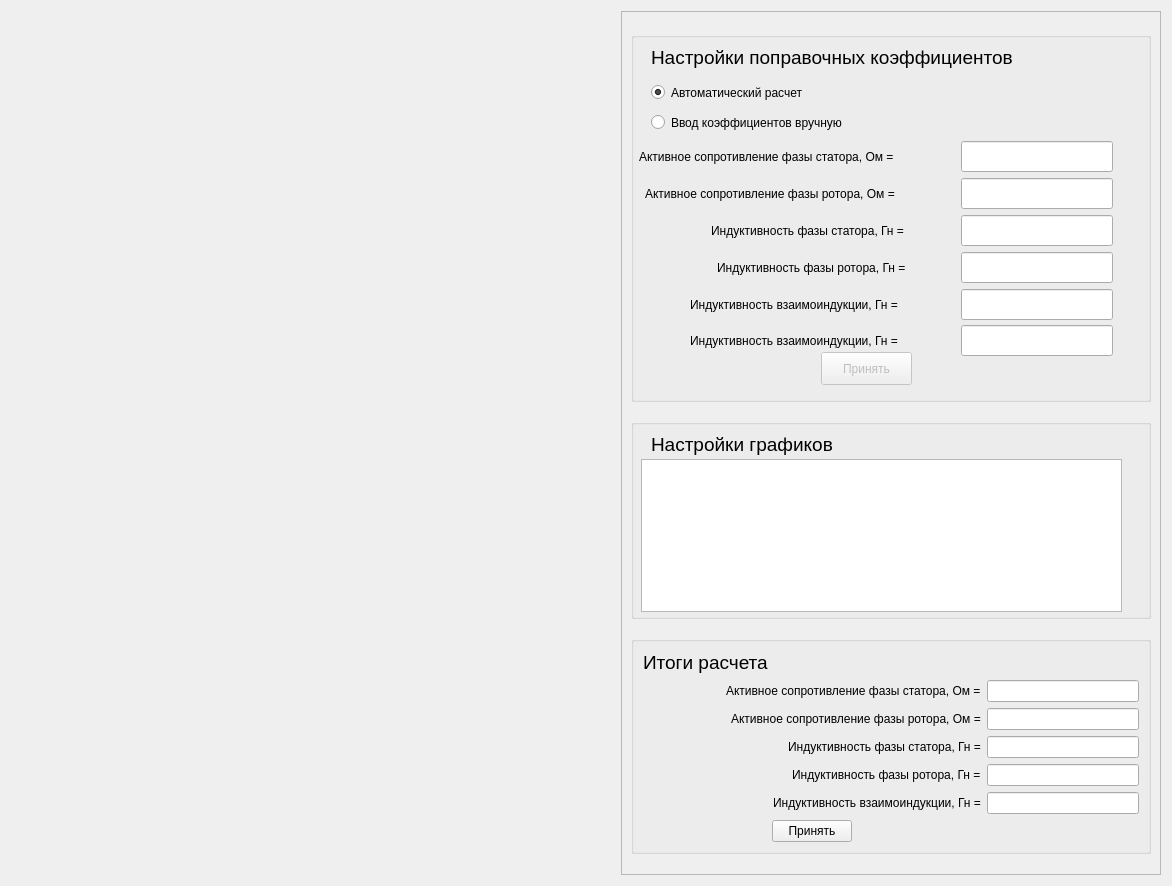
Ivanos121/ImView, file untitled/identf.ui: the form before one commit.
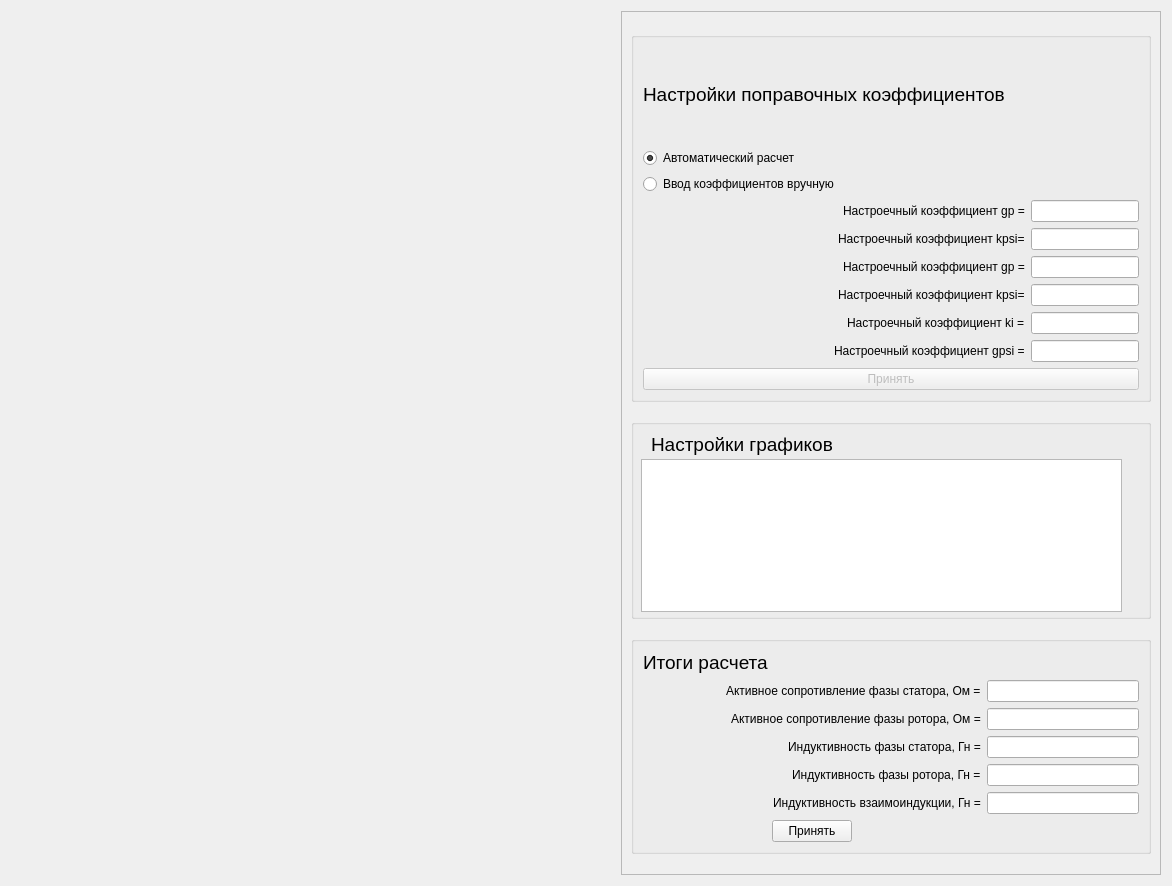
The form after the commit. Custom widgets are drawn as their Qt base class.

Diff of the .ui file:
```diff
--- a/untitled/identf.ui
+++ b/untitled/identf.ui
@@ -60,272 +60,6 @@
        </rect>
       </property>
       <layout class="QGridLayout" name="gridLayout_3">
-       <item row="0" column="0">
-        <widget class="QGroupBox" name="groupBox">
-         <property name="sizePolicy">
-          <sizepolicy hsizetype="Preferred" vsizetype="Fixed">
-           <horstretch>0</horstretch>
-           <verstretch>0</verstretch>
-          </sizepolicy>
-         </property>
-         <property name="minimumSize">
-          <size>
-           <width>0</width>
-           <height>370</height>
-          </size>
-         </property>
-         <property name="title">
-          <string/>
-         </property>
-         <widget class="QLabel" name="label_2">
-          <property name="geometry">
-           <rect>
-            <x>20</x>
-            <y>10</y>
-            <width>431</width>
-            <height>31</height>
-           </rect>
-          </property>
-          <property name="text">
-           <string>&lt;html&gt;&lt;head/&gt;&lt;body&gt;&lt;p&gt;&lt;span style=&quot; font-size:14pt;&quot;&gt;Настройки поправочных коэффициентов&lt;/span&gt;&lt;/p&gt;&lt;/body&gt;&lt;/html&gt;</string>
-          </property>
-         </widget>
-         <widget class="QRadioButton" name="radioButton">
-          <property name="geometry">
-           <rect>
-            <x>20</x>
-            <y>50</y>
-            <width>201</width>
-            <height>21</height>
-           </rect>
-          </property>
-          <property name="text">
-           <string>Автоматический расчет</string>
-          </property>
-          <property name="checked">
-           <bool>true</bool>
-          </property>
-          <attribute name="buttonGroup">
-           <string notr="true">buttonGroup</string>
-          </attribute>
-         </widget>
-         <widget class="QRadioButton" name="radioButton_2">
-          <property name="geometry">
-           <rect>
-            <x>20</x>
-            <y>80</y>
-            <width>251</width>
-            <height>21</height>
-           </rect>
-          </property>
-          <property name="text">
-           <string>Ввод коэффициентов вручную</string>
-          </property>
-          <attribute name="buttonGroup">
-           <string notr="true">buttonGroup</string>
-          </attribute>
-         </widget>
-         <widget class="QPushButton" name="pushButton_2">
-          <property name="enabled">
-           <bool>false</bool>
-          </property>
-          <property name="geometry">
-           <rect>
-            <x>190</x>
-            <y>320</y>
-            <width>91</width>
-            <height>33</height>
-           </rect>
-          </property>
-          <property name="text">
-           <string>Принять</string>
-          </property>
-         </widget>
-         <widget class="QLineEdit" name="lineEdit_13">
-          <property name="enabled">
-           <bool>true</bool>
-          </property>
-          <property name="geometry">
-           <rect>
-            <x>330</x>
-            <y>109</y>
-            <width>152</width>
-            <height>31</height>
-           </rect>
-          </property>
-          <property name="sizePolicy">
-           <sizepolicy hsizetype="Preferred" vsizetype="Fixed">
-            <horstretch>0</horstretch>
-            <verstretch>0</verstretch>
-           </sizepolicy>
-          </property>
-          <property name="maximumSize">
-           <size>
-            <width>16777215</width>
-            <height>16777215</height>
-           </size>
-          </property>
-         </widget>
-         <widget class="QLabel" name="label_16">
-          <property name="geometry">
-           <rect>
-            <x>8</x>
-            <y>109</y>
-            <width>316</width>
-            <height>31</height>
-           </rect>
-          </property>
-          <property name="text">
-           <string>Активное сопротивление фазы статора, Ом =</string>
-          </property>
-         </widget>
-         <widget class="QLabel" name="label_17">
-          <property name="geometry">
-           <rect>
-            <x>59</x>
-            <y>257</y>
-            <width>265</width>
-            <height>31</height>
-           </rect>
-          </property>
-          <property name="text">
-           <string>Индуктивность взаимоиндукции, Гн =</string>
-          </property>
-         </widget>
-         <widget class="QLineEdit" name="lineEdit_14">
-          <property name="geometry">
-           <rect>
-            <x>330</x>
-            <y>183</y>
-            <width>152</width>
-            <height>31</height>
-           </rect>
-          </property>
-          <property name="maximumSize">
-           <size>
-            <width>16777215</width>
-            <height>16777215</height>
-           </size>
-          </property>
-         </widget>
-         <widget class="QLineEdit" name="lineEdit_15">
-          <property name="geometry">
-           <rect>
-            <x>330</x>
-            <y>257</y>
-            <width>152</width>
-            <height>31</height>
-           </rect>
-          </property>
-          <property name="maximumSize">
-           <size>
-            <width>16777215</width>
-            <height>16777215</height>
-           </size>
-          </property>
-         </widget>
-         <widget class="QLabel" name="label_18">
-          <property name="geometry">
-           <rect>
-            <x>14</x>
-            <y>146</y>
-            <width>310</width>
-            <height>31</height>
-           </rect>
-          </property>
-          <property name="text">
-           <string>Активное сопротивление фазы ротора, Ом =</string>
-          </property>
-         </widget>
-         <widget class="QLineEdit" name="lineEdit_16">
-          <property name="geometry">
-           <rect>
-            <x>330</x>
-            <y>146</y>
-            <width>152</width>
-            <height>31</height>
-           </rect>
-          </property>
-          <property name="maximumSize">
-           <size>
-            <width>16777215</width>
-            <height>16777215</height>
-           </size>
-          </property>
-         </widget>
-         <widget class="QLineEdit" name="lineEdit_17">
-          <property name="geometry">
-           <rect>
-            <x>330</x>
-            <y>220</y>
-            <width>152</width>
-            <height>31</height>
-           </rect>
-          </property>
-          <property name="maximumSize">
-           <size>
-            <width>16777215</width>
-            <height>16777215</height>
-           </size>
-          </property>
-         </widget>
-         <widget class="QLabel" name="label_19">
-          <property name="geometry">
-           <rect>
-            <x>86</x>
-            <y>220</y>
-            <width>238</width>
-            <height>31</height>
-           </rect>
-          </property>
-          <property name="text">
-           <string>Индуктивность фазы ротора, Гн =</string>
-          </property>
-         </widget>
-         <widget class="QLabel" name="label_20">
-          <property name="geometry">
-           <rect>
-            <x>80</x>
-            <y>183</y>
-            <width>244</width>
-            <height>31</height>
-           </rect>
-          </property>
-          <property name="text">
-           <string>Индуктивность фазы статора, Гн =</string>
-          </property>
-         </widget>
-         <widget class="QLabel" name="label_21">
-          <property name="geometry">
-           <rect>
-            <x>59</x>
-            <y>293</y>
-            <width>265</width>
-            <height>31</height>
-           </rect>
-          </property>
-          <property name="text">
-           <string>Индуктивность взаимоиндукции, Гн =</string>
-          </property>
-         </widget>
-         <widget class="QLineEdit" name="lineEdit_18">
-          <property name="geometry">
-           <rect>
-            <x>330</x>
-            <y>293</y>
-            <width>152</width>
-            <height>31</height>
-           </rect>
-          </property>
-          <property name="maximumSize">
-           <size>
-            <width>16777215</width>
-            <height>16777215</height>
-           </size>
-          </property>
-         </widget>
-        </widget>
-       </item>
        <item row="1" column="0">
         <widget class="QGroupBox" name="groupBox_3">
          <property name="sizePolicy">
@@ -581,6 +315,230 @@
          </layout>
         </widget>
        </item>
+       <item row="0" column="0">
+        <widget class="QGroupBox" name="groupBox">
+         <property name="sizePolicy">
+          <sizepolicy hsizetype="Preferred" vsizetype="Fixed">
+           <horstretch>0</horstretch>
+           <verstretch>0</verstretch>
+          </sizepolicy>
+         </property>
+         <property name="minimumSize">
+          <size>
+           <width>0</width>
+           <height>370</height>
+          </size>
+         </property>
+         <property name="title">
+          <string/>
+         </property>
+         <layout class="QVBoxLayout" name="verticalLayout">
+          <item>
+           <widget class="QLabel" name="label_2">
+            <property name="text">
+             <string>&lt;html&gt;&lt;head/&gt;&lt;body&gt;&lt;p&gt;&lt;span style=&quot; font-size:14pt;&quot;&gt;Настройки поправочных коэффициентов&lt;/span&gt;&lt;/p&gt;&lt;/body&gt;&lt;/html&gt;</string>
+            </property>
+           </widget>
+          </item>
+          <item>
+           <widget class="QRadioButton" name="radioButton">
+            <property name="text">
+             <string>Автоматический расчет</string>
+            </property>
+            <property name="checked">
+             <bool>true</bool>
+            </property>
+            <attribute name="buttonGroup">
+             <string notr="true">buttonGroup</string>
+            </attribute>
+           </widget>
+          </item>
+          <item>
+           <widget class="QRadioButton" name="radioButton_2">
+            <property name="text">
+             <string>Ввод коэффициентов вручную</string>
+            </property>
+            <attribute name="buttonGroup">
+             <string notr="true">buttonGroup</string>
+            </attribute>
+           </widget>
+          </item>
+          <item>
+           <layout class="QGridLayout" name="gridLayout_4">
+            <item row="4" column="1">
+             <widget class="QLineEdit" name="lineEdit_15">
+              <property name="sizePolicy">
+               <sizepolicy hsizetype="Fixed" vsizetype="Fixed">
+                <horstretch>0</horstretch>
+                <verstretch>0</verstretch>
+               </sizepolicy>
+              </property>
+              <property name="maximumSize">
+               <size>
+                <width>16777215</width>
+                <height>16777215</height>
+               </size>
+              </property>
+             </widget>
+            </item>
+            <item row="3" column="1">
+             <widget class="QLineEdit" name="lineEdit_17">
+              <property name="sizePolicy">
+               <sizepolicy hsizetype="Fixed" vsizetype="Fixed">
+                <horstretch>0</horstretch>
+                <verstretch>0</verstretch>
+               </sizepolicy>
+              </property>
+              <property name="maximumSize">
+               <size>
+                <width>16777215</width>
+                <height>16777215</height>
+               </size>
+              </property>
+             </widget>
+            </item>
+            <item row="1" column="1">
+             <widget class="QLineEdit" name="lineEdit_16">
+              <property name="sizePolicy">
+               <sizepolicy hsizetype="Fixed" vsizetype="Fixed">
+                <horstretch>0</horstretch>
+                <verstretch>0</verstretch>
+               </sizepolicy>
+              </property>
+              <property name="maximumSize">
+               <size>
+                <width>16777215</width>
+                <height>16777215</height>
+               </size>
+              </property>
+             </widget>
+            </item>
+            <item row="5" column="1">
+             <widget class="QLineEdit" name="lineEdit_18">
+              <property name="sizePolicy">
+               <sizepolicy hsizetype="Fixed" vsizetype="Fixed">
+                <horstretch>0</horstretch>
+                <verstretch>0</verstretch>
+               </sizepolicy>
+              </property>
+              <property name="maximumSize">
+               <size>
+                <width>16777215</width>
+                <height>16777215</height>
+               </size>
+              </property>
+             </widget>
+            </item>
+            <item row="1" column="0" alignment="Qt::AlignRight">
+             <widget class="QLabel" name="label_18">
+              <property name="text">
+               <string>Настроечный коэффициент kpsi=</string>
+              </property>
+             </widget>
+            </item>
+            <item row="0" column="0" alignment="Qt::AlignRight">
+             <widget class="QLabel" name="label_16">
+              <property name="sizePolicy">
+               <sizepolicy hsizetype="Preferred" vsizetype="Preferred">
+                <horstretch>0</horstretch>
+                <verstretch>0</verstretch>
+               </sizepolicy>
+              </property>
+              <property name="minimumSize">
+               <size>
+                <width>0</width>
+                <height>0</height>
+               </size>
+              </property>
+              <property name="maximumSize">
+               <size>
+                <width>16777215</width>
+                <height>16777215</height>
+               </size>
+              </property>
+              <property name="text">
+               <string>Настроечный коэффициент gp =</string>
+              </property>
+             </widget>
+            </item>
+            <item row="3" column="0" alignment="Qt::AlignRight">
+             <widget class="QLabel" name="label_19">
+              <property name="text">
+               <string>Настроечный коэффициент kpsi=</string>
+              </property>
+             </widget>
+            </item>
+            <item row="4" column="0" alignment="Qt::AlignRight">
+             <widget class="QLabel" name="label_17">
+              <property name="text">
+               <string>Настроечный коэффициент ki =</string>
+              </property>
+             </widget>
+            </item>
+            <item row="5" column="0" alignment="Qt::AlignRight">
+             <widget class="QLabel" name="label_21">
+              <property name="text">
+               <string>Настроечный коэффициент gpsi =</string>
+              </property>
+             </widget>
+            </item>
+            <item row="0" column="1">
+             <widget class="QLineEdit" name="lineEdit_13">
+              <property name="enabled">
+               <bool>true</bool>
+              </property>
+              <property name="sizePolicy">
+               <sizepolicy hsizetype="Fixed" vsizetype="Fixed">
+                <horstretch>0</horstretch>
+                <verstretch>0</verstretch>
+               </sizepolicy>
+              </property>
+              <property name="maximumSize">
+               <size>
+                <width>16777215</width>
+                <height>16777215</height>
+               </size>
+              </property>
+             </widget>
+            </item>
+            <item row="2" column="1">
+             <widget class="QLineEdit" name="lineEdit_14">
+              <property name="sizePolicy">
+               <sizepolicy hsizetype="Fixed" vsizetype="Fixed">
+                <horstretch>0</horstretch>
+                <verstretch>0</verstretch>
+               </sizepolicy>
+              </property>
+              <property name="maximumSize">
+               <size>
+                <width>16777215</width>
+                <height>16777215</height>
+               </size>
+              </property>
+             </widget>
+            </item>
+            <item row="2" column="0" alignment="Qt::AlignRight">
+             <widget class="QLabel" name="label_20">
+              <property name="text">
+               <string>Настроечный коэффициент gp =</string>
+              </property>
+             </widget>
+            </item>
+           </layout>
+          </item>
+          <item>
+           <widget class="QPushButton" name="pushButton_2">
+            <property name="enabled">
+             <bool>false</bool>
+            </property>
+            <property name="text">
+             <string>Принять</string>
+            </property>
+           </widget>
+          </item>
+         </layout>
+        </widget>
+       </item>
       </layout>
      </widget>
     </widget>
```
